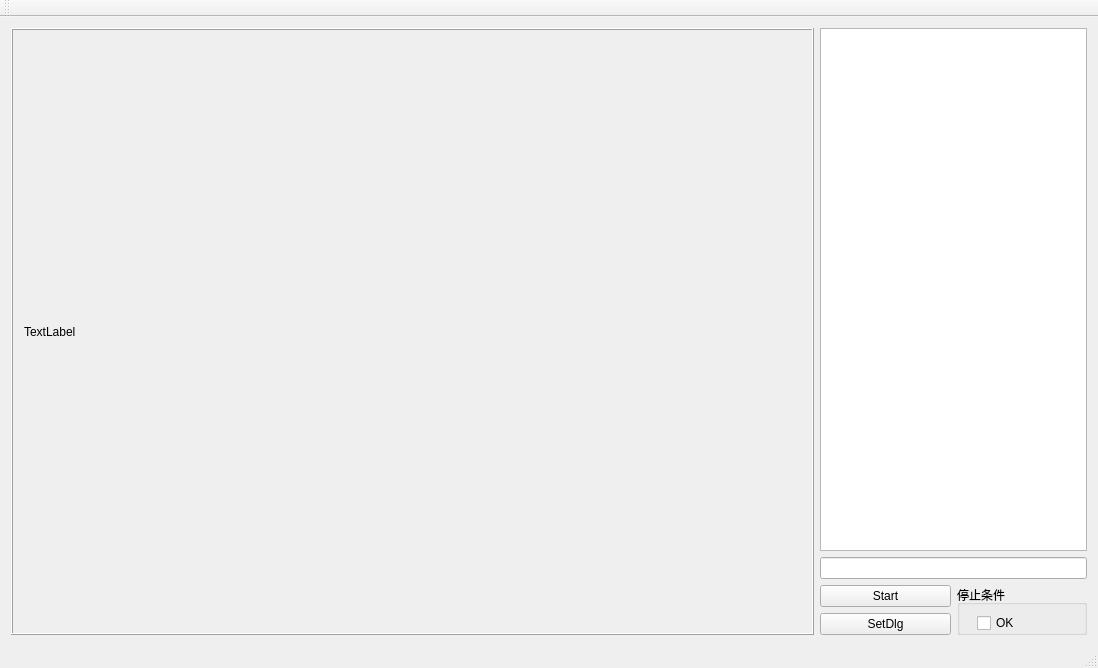
This is example-demo/algo_demo/algo_demo.ui in RICOH-PROGRAM/Standard_Inspect_Demo as Qt 5 draws it before an edit. The edited form follows.
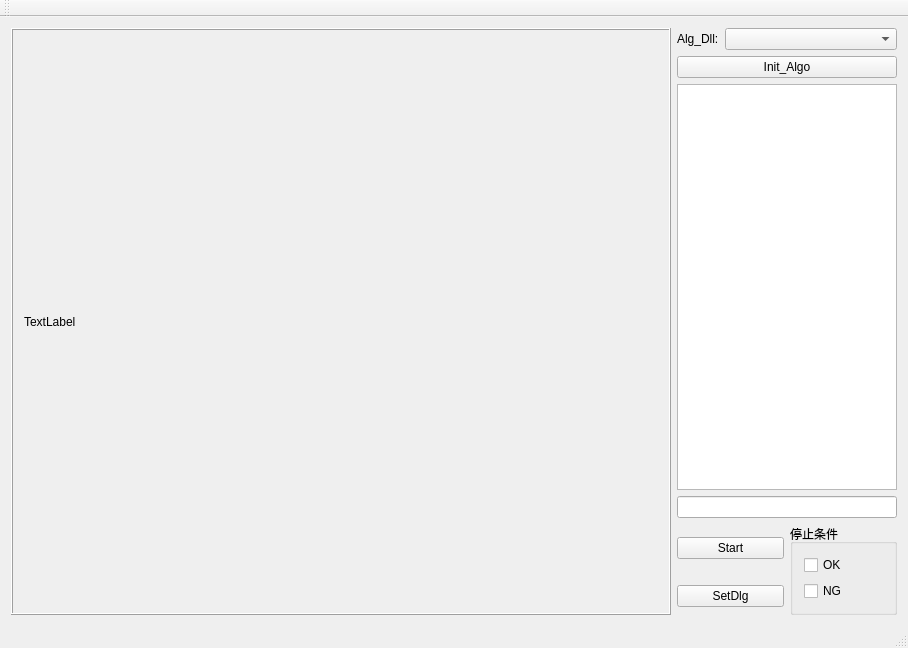
This is the edited form.

Commit message: feat: start change algo_demo.cpp

```diff
--- a/example-demo/algo_demo/algo_demo.ui
+++ b/example-demo/algo_demo/algo_demo.ui
@@ -6,8 +6,8 @@
    <rect>
     <x>0</x>
     <y>0</y>
-    <width>1098</width>
-    <height>668</height>
+    <width>908</width>
+    <height>648</height>
    </rect>
   </property>
   <property name="windowTitle">
@@ -39,6 +39,34 @@
     </item>
     <item>
      <layout class="QVBoxLayout" name="verticalLayout">
+      <item>
+       <layout class="QHBoxLayout" name="horizontalLayout_2">
+        <item>
+         <widget class="QLabel" name="label">
+          <property name="text">
+           <string>Alg_Dll:</string>
+          </property>
+         </widget>
+        </item>
+        <item>
+         <widget class="QComboBox" name="comboBox">
+          <property name="sizePolicy">
+           <sizepolicy hsizetype="MinimumExpanding" vsizetype="Fixed">
+            <horstretch>0</horstretch>
+            <verstretch>0</verstretch>
+           </sizepolicy>
+          </property>
+         </widget>
+        </item>
+       </layout>
+      </item>
+      <item>
+       <widget class="QPushButton" name="pB_initAlgo">
+        <property name="text">
+         <string>Init_Algo</string>
+        </property>
+       </widget>
+      </item>
       <item>
        <widget class="QListWidget" name="lw_ImageList"/>
       </item>
@@ -59,32 +87,22 @@
           <property name="title">
            <string>停止条件</string>
           </property>
+          <layout class="QGridLayout" name="gridLayout_3">
+           <item row="0" column="0">
           <widget class="QCheckBox" name="checkBox">
-           <property name="geometry">
-            <rect>
-             <x>20</x>
-             <y>30</y>
-             <width>68</width>
-             <height>16</height>
-            </rect>
-           </property>
            <property name="text">
             <string>OK</string>
            </property>
           </widget>
+           </item>
+           <item row="1" column="0">
           <widget class="QCheckBox" name="checkBox_2">
-           <property name="geometry">
-            <rect>
-             <x>20</x>
-             <y>50</y>
-             <width>68</width>
-             <height>16</height>
-            </rect>
-           </property>
            <property name="text">
             <string>NG</string>
            </property>
           </widget>
+           </item>
+          </layout>
          </widget>
         </item>
         <item row="1" column="0">
```
Left out of the diff: 2 changed lines with no effect on the pictures. Lines whose indentation alone changed are shown as unchanged. The commit also changes 3 other files.
